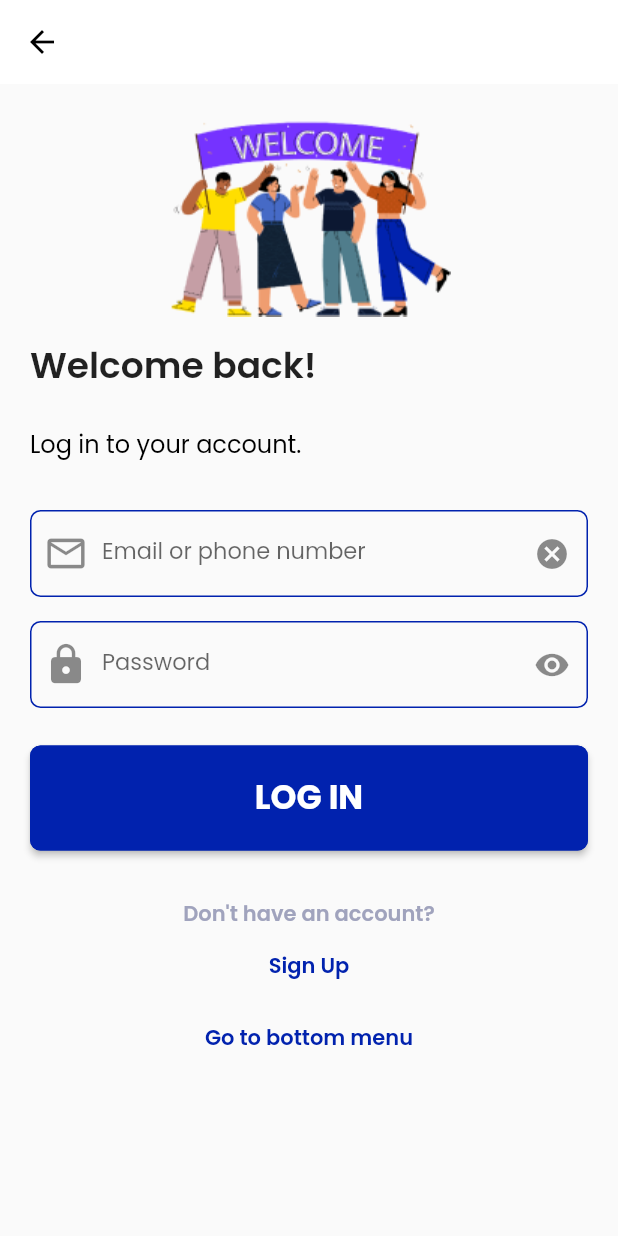
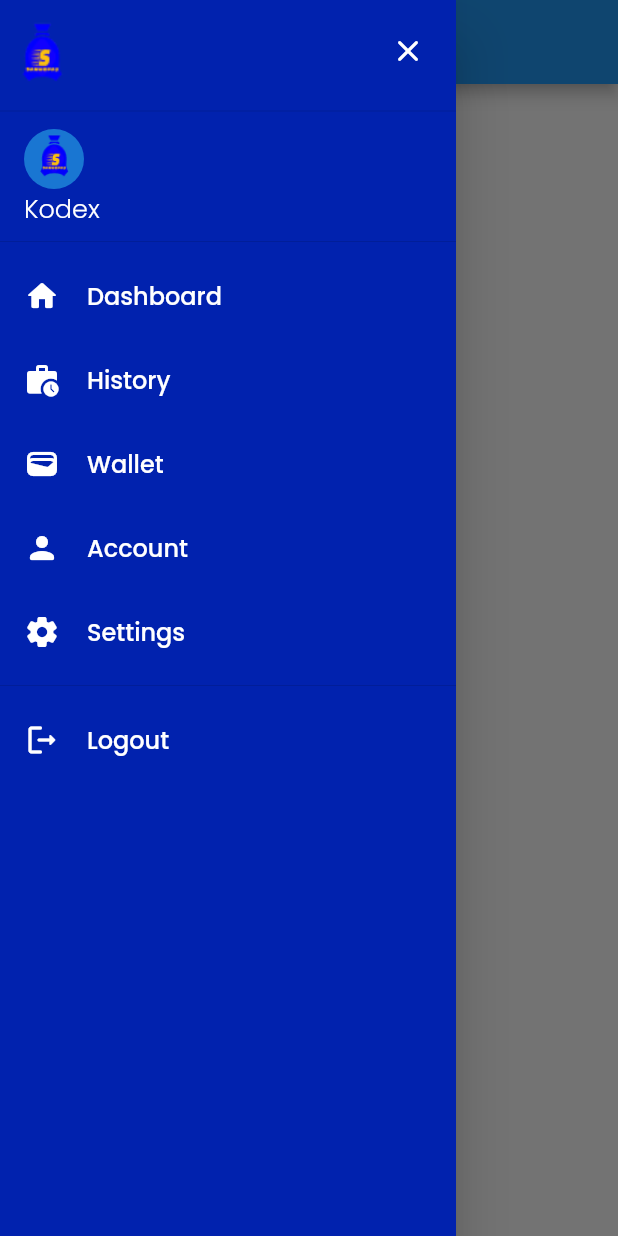
Before and after one commit to Trowpass/trowpass, a Flutter app: the screen it shows after launch, with the side drawer open (before the commit the screen has no drawer), on a phone screen of 412 x 824 dp. Run offline on Flutter 3.47's test engine with Material 2 defaults, Android fonts, the phone set to English and light mode, and no system bars; our stand-ins replace dio, get, google_fonts, pretty_dio_logger.

Commit message:
side bar nav done

```diff
--- a/app/lib/screens/auth/login.dart
+++ b/app/lib/screens/auth/login.dart
@@ -21,12 +21,6 @@ class LoginScreen extends StatelessWidget {
         appBar: AppBar(
           backgroundColor: background,
           elevation: 0.0,
-          leading: IconButton(
-            icon: const Icon(Icons.arrow_back, color: Colors.black),
-            onPressed: () {
-              Get.back();
-            },
-          ),
         ),
         body: SingleChildScrollView(
           child: Padding(
--- a/app/lib/shareds/resources/routes/app_pages.dart
+++ b/app/lib/shareds/resources/routes/app_pages.dart
@@ -1,4 +1,4 @@
-import 'package:app/screens/auth/login.dart';
+import 'package:app/views/home.dart';
 import 'package:get/get.dart';
 
 import '../../../controllers/bindings/dashboard_tab_binding.dart';
@@ -8,7 +8,8 @@ class AppPages {
   static var list = [
     GetPage(
       name: AppRoutes.login,
-      page: () => const LoginScreen(),
+      page: () => const Home(),
+      // page: () => const LoginScreen(),
       binding: DashboardTabBinding(),
     ),
   ];
--- a/app/lib/shareds/utils/images.dart
+++ b/app/lib/shareds/utils/images.dart
@@ -1 +1,2 @@
 const loginImg = 'assets/images/welcome_img.png';
+const logo = 'assets/images/logo.png';
--- /dev/null
+++ b/app/lib/views/home.dart
@@ -0,0 +1,17 @@
+import 'package:app/widgets/side_nav_bar.dart';
+import 'package:flutter/material.dart';
+
+class Home extends StatelessWidget {
+  const Home({super.key});
+
+  @override
+  Widget build(BuildContext context) {
+    return Scaffold(
+      drawer: SideNavBar(),
+      appBar: AppBar(title: Text('Test home'), centerTitle: true),
+      body: Center(
+        child: Text('Testing home'),
+      ),
+    );
+  }
+}
--- /dev/null
+++ b/app/lib/widgets/side_nav_bar.dart
@@ -0,0 +1,84 @@
+import 'package:app/shareds/utils/app_colors.dart';
+import 'package:app/widgets/side_nav_bar_items.dart';
+import 'package:flutter/material.dart';
+import 'package:get/get.dart';
+
+import '../screens/auth/login.dart';
+import '../shareds/utils/images.dart';
+import 'app_styles.dart';
+
+class SideNavBar extends StatelessWidget {
+  const SideNavBar({super.key});
+
+  @override
+  Widget build(BuildContext context) {
+    return Drawer(
+      backgroundColor: primaryColor,
+      child: ListView(
+        shrinkWrap: true,
+        padding: EdgeInsets.zero,
+        children: [
+          DrawerHeader(
+            padding: const EdgeInsets.only(top: 10, bottom: 8),
+            child: Column(
+              children: [
+                Row(
+                  mainAxisAlignment: MainAxisAlignment.spaceBetween,
+                  crossAxisAlignment: CrossAxisAlignment.start,
+                  children: [
+                    Expanded(
+                        child: Align(
+                      alignment: Alignment.centerLeft,
+                      child: Image.asset(logo),
+                    )),
+                    Expanded(
+                        child: Align(
+                      alignment: Alignment.centerRight,
+                      child: TextButton(
+                          onPressed: () => Get.back(),
+                          child: const Icon(
+                            Icons.close_rounded,
+                            color: background,
+                          )),
+                    ))
+                  ],
+                ),
+                const Divider(),
+                ListTile(
+                  title: Align(
+                    alignment: Alignment.bottomLeft,
+                    child: CircleAvatar(
+                      child: ClipOval(
+                        child: Image.asset(
+                          logo,
+                          fit: BoxFit.fill,
+                          width: 90,
+                          height: 110,
+                        ),
+                      ),
+                    ),
+                  ),
+                  subtitle: Text(
+                    'Kodex',
+                    style: appStyles(17, background, FontWeight.w300),
+                  ),
+                )
+              ],
+            ),
+          ),
+          sideNavBarItem(Icons.home_rounded, 'Dashboard', null, null),
+          sideNavBarItem(Icons.work_history_rounded, 'History', null, null),
+          sideNavBarItem(Icons.wallet_rounded, 'Wallet', null, null),
+          sideNavBarItem(Icons.person_rounded, 'Account', null, null),
+          sideNavBarItem(Icons.settings_rounded, 'Settings', null, null),
+          const Divider(),
+          sideNavBarItem(Icons.logout_rounded, 'Logout', null, logout),
+        ],
+      ),
+    );
+  }
+}
+
+void logout() {
+  Get.offAll(const LoginScreen());
+}
--- /dev/null
+++ b/app/lib/widgets/side_nav_bar_items.dart
@@ -0,0 +1,22 @@
+import 'package:app/widgets/app_styles.dart';
+import 'package:flutter/material.dart';
+
+import '../shareds/utils/app_colors.dart';
+
+ListTile sideNavBarItem(IconData icon, String title, Color? iconColor,
+    void Function()? onTapAction) {
+  return ListTile(
+    horizontalTitleGap: 2,
+    textColor: background,
+    iconColor: iconColor,
+    leading: Icon(
+      icon,
+      color: background,
+    ),
+    title: Text(
+      title,
+      style: appStyles(16, null, null),
+    ),
+    onTap: onTapAction,
+  );
+}
--- a/app/pubspec.yaml
+++ b/app/pubspec.yaml
@@ -59,6 +59,7 @@ flutter:
   uses-material-design: true
   assets:
     - assets/images/welcome_img.png
+    - assets/images/logo.png
   #   - images/a_dot_ham.jpeg
 
   # An image asset can refer to one or more resolution-specific "variants", see
```
Also changed, not shown: app/assets/images/logo.png (added).
